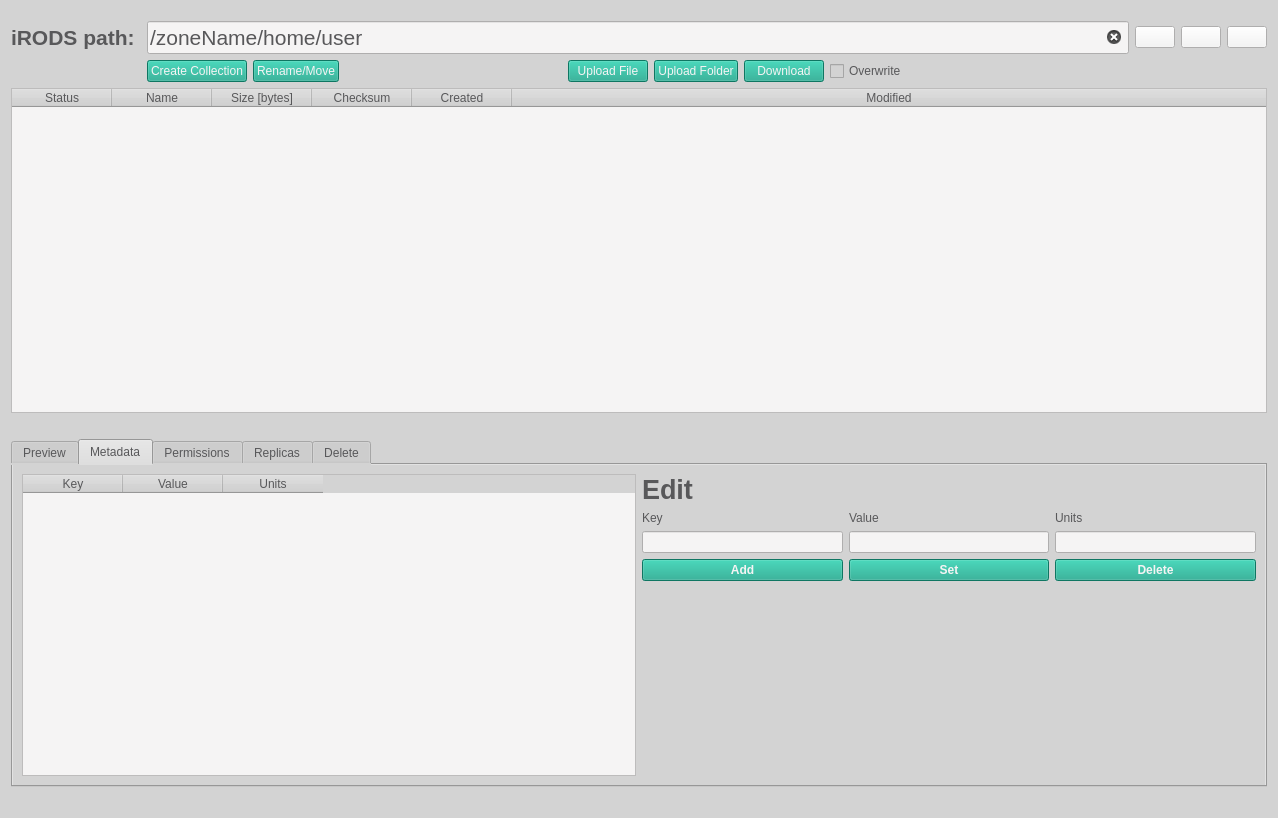
This is ibridgesgui/ui_files/tabBrowser.ui in iBridges-for-iRODS/iBridges-GUI as Qt 5 draws it before an edit. The edited form follows.
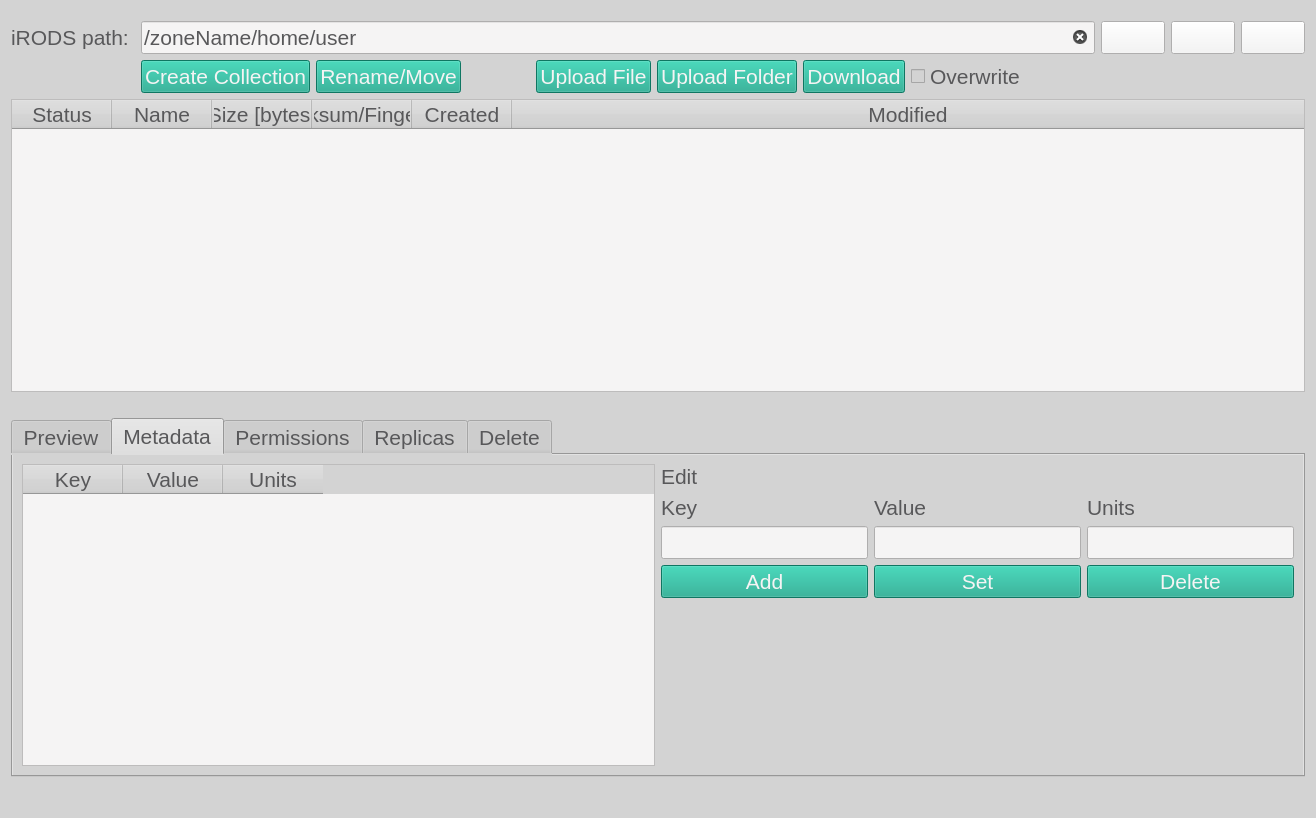
This is the edited form. The open tabs and pages were chosen to show the change. Icons and pictures are not drawn.

Patch:
```diff
--- a/ibridgesgui/ui_files/tabBrowser.ui
+++ b/ibridgesgui/ui_files/tabBrowser.ui
@@ -19,12 +19,13 @@
     background-color: rgb(211,211,211);
     color: rgb(88, 88, 90);
     selection-background-color: rgb(21, 165, 137);
-    selection-color: rgb(245, 244, 244)
+    selection-color: rgb(245, 244, 244);
+    font: 16pt
 }
 
 QLabel#error_label
 {
-    color: rgb(252, 152, 3);
+    color: rgb(220, 130, 30);
 }
 
 QLineEdit, QTextEdit, QTableWidget
@@ -74,7 +75,8 @@
        <property name="font">
         <font>
          <pointsize>16</pointsize>
-         <bold>true</bold>
+         <italic>false</italic>
+         <bold>false</bold>
         </font>
        </property>
        <property name="text">
@@ -87,6 +89,8 @@
        <property name="font">
         <font>
          <pointsize>16</pointsize>
+         <italic>false</italic>
+         <bold>false</bold>
         </font>
        </property>
        <property name="styleSheet">
@@ -283,7 +287,7 @@
      </column>
      <column>
       <property name="text">
-       <string>Checksum</string>
+       <string>Checksum/Fingerprint</string>
       </property>
      </column>
      <column>
@@ -394,7 +398,9 @@
           <widget class="QPushButton" name="delete_meta_button">
            <property name="font">
             <font>
-             <bold>true</bold>
+             <pointsize>16</pointsize>
+             <italic>false</italic>
+             <bold>false</bold>
             </font>
            </property>
            <property name="text">
@@ -426,7 +432,9 @@
           <widget class="QPushButton" name="update_meta_button">
            <property name="font">
             <font>
-             <bold>true</bold>
+             <pointsize>16</pointsize>
+             <italic>false</italic>
+             <bold>false</bold>
             </font>
            </property>
            <property name="text">
@@ -451,8 +459,9 @@
           <widget class="QLabel" name="label_3">
            <property name="font">
             <font>
-             <pointsize>20</pointsize>
-             <bold>true</bold>
+             <pointsize>16</pointsize>
+             <italic>false</italic>
+             <bold>false</bold>
             </font>
            </property>
            <property name="text">
@@ -474,7 +483,9 @@
           <widget class="QPushButton" name="add_meta_button">
            <property name="font">
             <font>
-             <bold>true</bold>
+             <pointsize>16</pointsize>
+             <italic>false</italic>
+             <bold>false</bold>
             </font>
            </property>
            <property name="text">
```
Left out of the diff: 22 changed lines with no effect on the pictures.
